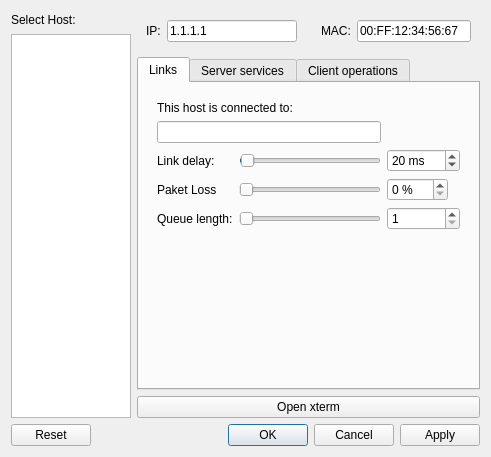
First picture: the form in confHost.ui, repository koppd/mt, before the edit.
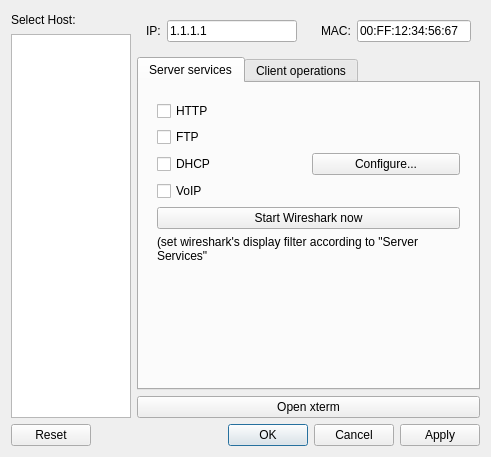
Second picture: the form after the edit.

Commit message: removed link tab from confHost; confLink finished

```diff
--- a/confHost.ui
+++ b/confHost.ui
@@ -88,148 +88,6 @@
      <property name="currentIndex">
       <number>0</number>
      </property>
-     <widget class="QWidget" name="tab">
-      <attribute name="title">
-       <string>Links</string>
-      </attribute>
-      <layout class="QGridLayout" name="gridLayout_6">
-       <item row="0" column="2">
-        <widget class="QWidget" name="widget_5" native="true">
-         <layout class="QGridLayout" name="gridLayout_5">
-          <item row="1" column="0" colspan="2">
-           <widget class="QLineEdit" name="leConnectedTo">
-            <property name="readOnly">
-             <bool>true</bool>
-            </property>
-           </widget>
-          </item>
-          <item row="4" column="1">
-           <widget class="QSlider" name="hsLoss">
-            <property name="maximum">
-             <number>100</number>
-            </property>
-            <property name="singleStep">
-             <number>1</number>
-            </property>
-            <property name="pageStep">
-             <number>5</number>
-            </property>
-            <property name="orientation">
-             <enum>Qt::Horizontal</enum>
-            </property>
-           </widget>
-          </item>
-          <item row="5" column="0">
-           <widget class="QLabel" name="label_9">
-            <property name="text">
-             <string>Queue length:</string>
-            </property>
-           </widget>
-          </item>
-          <item row="2" column="1">
-           <widget class="QSlider" name="hsDelay">
-            <property name="maximum">
-             <number>2000</number>
-            </property>
-            <property name="value">
-             <number>20</number>
-            </property>
-            <property name="orientation">
-             <enum>Qt::Horizontal</enum>
-            </property>
-           </widget>
-          </item>
-          <item row="4" column="2">
-           <widget class="QSpinBox" name="sbLoss">
-            <property name="sizePolicy">
-             <sizepolicy hsizetype="Fixed" vsizetype="Fixed">
-              <horstretch>0</horstretch>
-              <verstretch>0</verstretch>
-             </sizepolicy>
-            </property>
-            <property name="suffix">
-             <string> %</string>
-            </property>
-            <property name="maximum">
-             <number>100</number>
-            </property>
-           </widget>
-          </item>
-          <item row="2" column="0">
-           <widget class="QLabel" name="label_7">
-            <property name="text">
-             <string>Link delay:</string>
-            </property>
-           </widget>
-          </item>
-          <item row="4" column="0">
-           <widget class="QLabel" name="label_8">
-            <property name="text">
-             <string>Paket Loss</string>
-            </property>
-           </widget>
-          </item>
-          <item row="0" column="0" colspan="3">
-           <widget class="QLabel" name="label_6">
-            <property name="text">
-             <string>This host is connected to:</string>
-            </property>
-           </widget>
-          </item>
-          <item row="2" column="2">
-           <widget class="QSpinBox" name="sbDelay">
-            <property name="sizePolicy">
-             <sizepolicy hsizetype="Fixed" vsizetype="Fixed">
-              <horstretch>0</horstretch>
-              <verstretch>0</verstretch>
-             </sizepolicy>
-            </property>
-            <property name="suffix">
-             <string> ms</string>
-            </property>
-            <property name="maximum">
-             <number>2000</number>
-            </property>
-            <property name="value">
-             <number>20</number>
-            </property>
-           </widget>
-          </item>
-          <item row="5" column="1">
-           <widget class="QSlider" name="hsQueue">
-            <property name="minimum">
-             <number>1</number>
-            </property>
-            <property name="orientation">
-             <enum>Qt::Horizontal</enum>
-            </property>
-           </widget>
-          </item>
-          <item row="5" column="2">
-           <widget class="QSpinBox" name="sbQueue">
-            <property name="minimum">
-             <number>1</number>
-            </property>
-           </widget>
-          </item>
-         </layout>
-        </widget>
-       </item>
-       <item row="1" column="2">
-        <spacer name="verticalSpacer_2">
-         <property name="orientation">
-          <enum>Qt::Vertical</enum>
-         </property>
-         <property name="sizeHint" stdset="0">
-          <size>
-           <width>20</width>
-           <height>40</height>
-          </size>
-         </property>
-        </spacer>
-       </item>
-      </layout>
-     </widget>
      <widget class="QWidget" name="Server">
       <attribute name="title">
        <string>Server services</string>
```
The commit also changes 1 other file.
